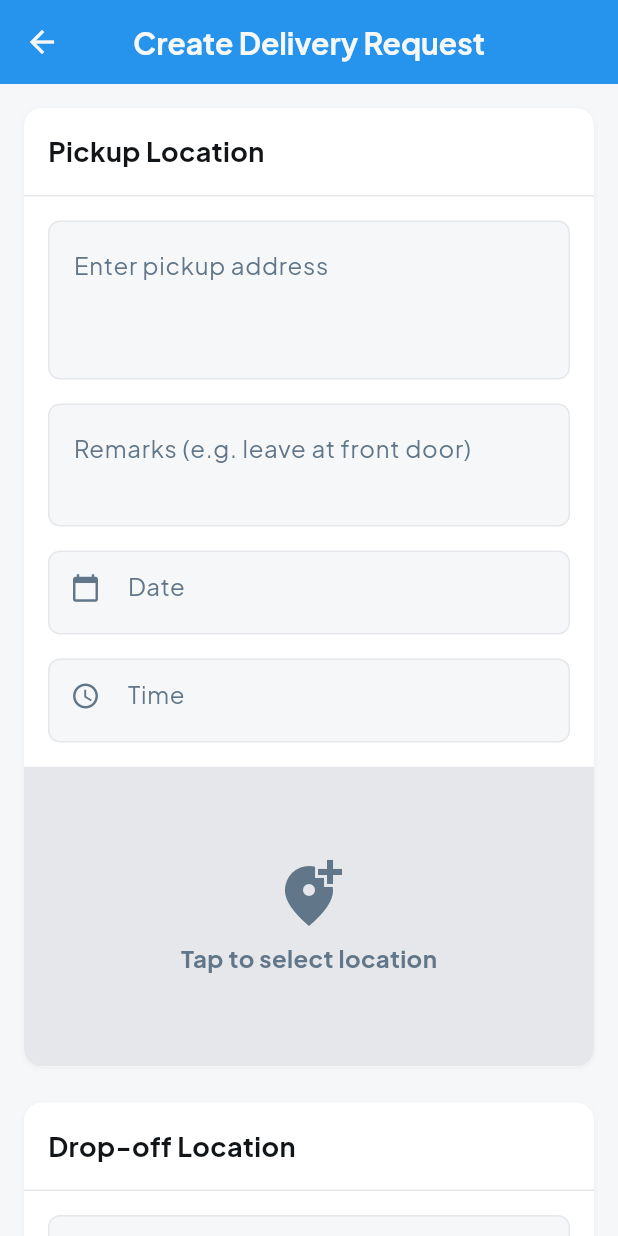
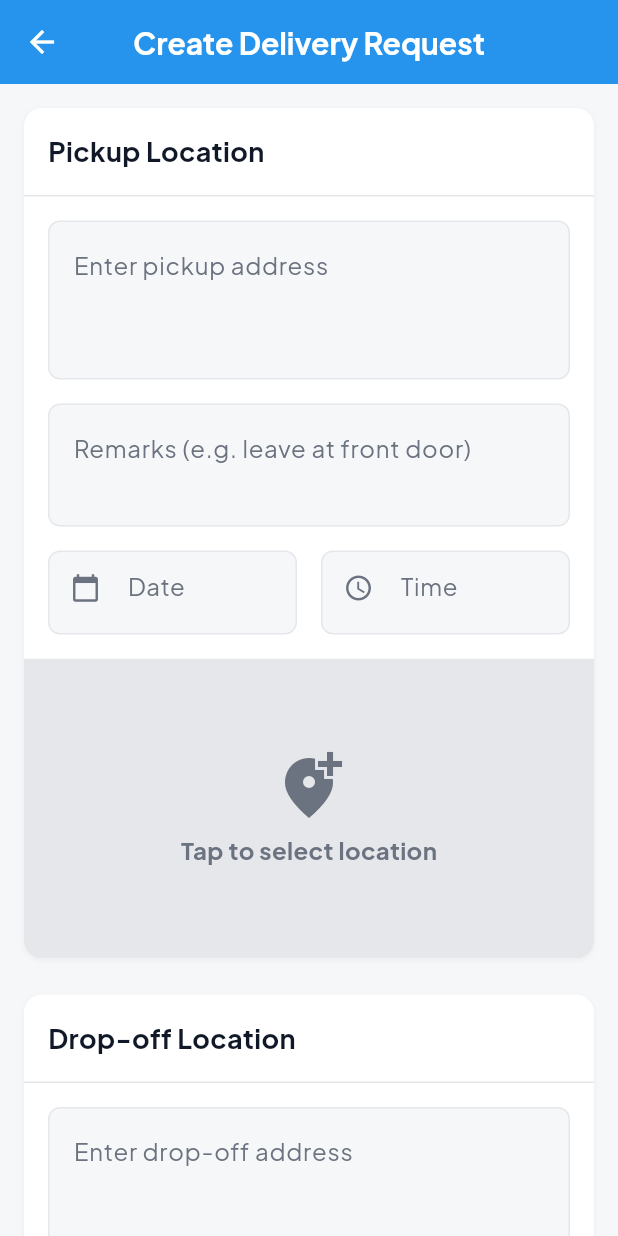
Before and after one commit to ociuzacademy/throw_user, a Flutter app: the DeliveryRequestPage screen opened directly, on a phone screen of 412 x 824 dp. Run offline on Flutter 3.47's test engine with Material 3 defaults, Android fonts, the phone set to English and light mode, and no system bars; our stand-ins replace cached_network_image, cloud_firestore, firebase_auth, firebase_core, flutter_bloc, freezed_annotation and 4 more; missing offline and left inert: flutter_osm_plugin; accounts and stored records are empty.

Commit message:
feat: Refactor delivery request date/time input, add base price field, and update UI colors and time slot button styling.

```diff
--- a/lib/core/constants/app_colors.dart
+++ b/lib/core/constants/app_colors.dart
@@ -38,23 +38,23 @@ class AppColors {
   static const Color cardLight = Colors.white;
 
   /// Dark theme card color
-  static const Color cardDark = Color(0xFF182430);
+  static const Color cardDark = Color(0xFF1F2937);
 
   // ============================================================================
   // TEXT COLORS
   // ============================================================================
 
   /// Primary text color for light theme
-  static const Color textPrimaryLight = Color(0xFF111518);
+  static const Color textPrimaryLight = Color(0xFF111827);
 
   /// Primary text color for dark theme
-  static const Color textPrimaryDark = Color(0xFFF6F7F8);
+  static const Color textPrimaryDark = Color(0xFFF9FAFB);
 
   /// Secondary text color for light theme
-  static const Color textSecondaryLight = Color(0xFF617789);
+  static const Color textSecondaryLight = Color(0xFF6B7280);
 
   /// Secondary text color for dark theme
-  static const Color textSecondaryDark = Color(0xFF9BADBD);
+  static const Color textSecondaryDark = Color(0xFF9CA3AF);
 
   // ============================================================================
   // INPUT FIELD COLORS
--- a/lib/modules/delivery_request_module/providers/delivery_request_provider.dart
+++ b/lib/modules/delivery_request_module/providers/delivery_request_provider.dart
@@ -29,6 +29,7 @@ class DeliveryRequestProvider extends ChangeNotifier {
   final TextEditingController weightController = TextEditingController();
   final TextEditingController recipientPhoneController =
       TextEditingController();
+  final TextEditingController basePriceController = TextEditingController();
 
   // Getters
   GeoPoint? get pickupLocation => _pickupLocation;
@@ -132,6 +133,7 @@ class DeliveryRequestProvider extends ChangeNotifier {
     dropOffPreferredDateController.clear();
     weightController.clear();
     recipientPhoneController.clear();
+    basePriceController.clear();
 
     notifyListeners();
   }
@@ -147,6 +149,7 @@ class DeliveryRequestProvider extends ChangeNotifier {
     dropOffPreferredDateController.dispose();
     weightController.dispose();
     recipientPhoneController.dispose();
+    basePriceController.dispose();
     super.dispose();
   }
 }
--- a/lib/modules/delivery_request_module/view/delivery_request_page.dart
+++ b/lib/modules/delivery_request_module/view/delivery_request_page.dart
@@ -36,17 +36,14 @@ class _DeliveryRequestPageState extends State<DeliveryRequestPage> {
         ),
         appBar: AppBar(
           leading: IconButton(
-            icon: const Icon(
-              Icons.arrow_back,
-              color: AppColors.textPrimaryDark,
-            ),
+            icon: const Icon(Icons.arrow_back, color: Colors.white),
             onPressed: () => Navigator.of(context).pop(),
           ),
-          title: Text(
+          title: const Text(
             'Create Delivery Request',
             style: TextStyle(
-              color: AppColors.textPrimaryDark,
-              fontSize: MediaQuery.of(context).size.width < 375 ? 18 : 20,
+              color: Colors.white,
+              fontSize: 20,
               fontWeight: FontWeight.bold,
             ),
           ),
--- a/lib/modules/delivery_request_module/widgets/delivery_request_body.dart
+++ b/lib/modules/delivery_request_module/widgets/delivery_request_body.dart
@@ -112,6 +112,53 @@ class DeliveryRequestBody extends StatelessWidget {
                   isDark: isDark,
                   provider: provider,
                 ),
+
+                SizedBox(height: isSmallScreen ? 12 : 16),
+
+                // Base Price Field
+                Container(
+                  decoration: BoxDecoration(
+                    color: isDark
+                        ? AppColors.inactiveBackgroundDark
+                        : AppColors.backgroundLight,
+                    border: Border.all(
+                      color: isDark
+                          ? AppColors.borderDark
+                          : AppColors.borderLight,
+                    ),
+                    borderRadius: BorderRadius.circular(8),
+                  ),
+                  child: TextFormField(
+                    controller: provider.basePriceController,
+                    keyboardType: const TextInputType.numberWithOptions(
+                      decimal: true,
+                    ),
+                    decoration: InputDecoration(
+                      border: InputBorder.none,
+                      contentPadding: const EdgeInsets.symmetric(
+                        horizontal: 16,
+                        vertical: 18,
+                      ),
+                      hintText: 'Base Price',
+                      hintStyle: TextStyle(
+                        color: isDark
+                            ? AppColors.textSecondaryDark
+                            : AppColors.textSecondaryLight,
+                      ),
+                      prefixIcon: Icon(
+                        Icons.attach_money,
+                        color: isDark
+                            ? AppColors.textSecondaryDark
+                            : AppColors.textSecondaryLight,
+                      ),
+                    ),
+                    style: TextStyle(
+                      color: isDark
+                          ? AppColors.textPrimaryDark
+                          : AppColors.textPrimaryLight,
+                    ),
+                  ),
+                ),
               ],
             ),
 
--- a/lib/modules/delivery_request_module/widgets/location_section.dart
+++ b/lib/modules/delivery_request_module/widgets/location_section.dart
@@ -3,7 +3,6 @@ import 'package:flutter/material.dart';
 import 'package:throw_user/core/constants/app_colors.dart';
 import 'package:flutter_osm_plugin/flutter_osm_plugin.dart';
 import 'package:throw_user/modules/delivery_request_module/widgets/date_field.dart';
-import 'package:throw_user/modules/delivery_request_module/widgets/preferred_date_field.dart';
 import 'package:throw_user/modules/delivery_request_module/widgets/time_field.dart';
 import 'package:throw_user/modules/delivery_request_module/widgets/location_card_preview.dart';
 import 'package:throw_user/modules/delivery_request_module/widgets/phone_field.dart';
@@ -57,8 +56,6 @@ class LocationSection extends StatelessWidget {
   @override
   Widget build(BuildContext context) {
     final isDark = Theme.of(context).brightness == Brightness.dark;
-    final screenSize = MediaQuery.of(context).size;
-    final isMediumScreen = screenSize.width < 600;
 
     return Container(
       decoration: BoxDecoration(
@@ -188,46 +185,29 @@ class LocationSection extends StatelessWidget {
                 ),
 
                 // Date/Time Fields
-                if (showDateTime) ...[
                 const SizedBox(height: 16),
-                  isMediumScreen
-                      ? Column(
-                          children: [
-                            DateField(
-                              dateController: dateController,
-                              onDateTap: onDateTap,
-                            ),
-                            const SizedBox(height: 16),
-                            TimeField(
-                              timeController: timeController,
-                              onTimeTap: onTimeTap,
-                            ),
-                          ],
-                        )
-                      : Row(
+                Row(
                   children: [
                     Expanded(
                       child: DateField(
-                                dateController: dateController,
-                                onDateTap: onDateTap,
+                        dateController: isPickup
+                            ? dateController
+                            : preferredDateController,
+                        onDateTap: isPickup ? onDateTap : onPreferredDateTap,
                       ),
                     ),
                     const SizedBox(width: 16),
+                    if (isPickup)
                       Expanded(
                         child: TimeField(
                           timeController: timeController,
                           onTimeTap: onTimeTap,
                         ),
-                            ),
+                      )
+                    else
+                      const Spacer(),
                   ],
                 ),
-                ] else ...[
-                  const SizedBox(height: 16),
-                  PreferredDateField(
-                    preferredDateController: preferredDateController,
-                    onPreferredDateTap: onPreferredDateTap,
-                  ),
-                ],
               ],
             ),
           ),
--- a/lib/modules/delivery_request_module/widgets/time_slot_button.dart
+++ b/lib/modules/delivery_request_module/widgets/time_slot_button.dart
@@ -7,6 +7,7 @@ class TimeSlotButton extends StatelessWidget {
   final String selectedTime;
   final Color mutedTextColor;
   final VoidCallback onSelectingTimeSlot;
+
   const TimeSlotButton({
     super.key,
     required this.time,
@@ -20,10 +21,10 @@ class TimeSlotButton extends StatelessWidget {
     final isSelected = time == selectedTime;
     return Expanded(
       child: Container(
-        margin: const EdgeInsets.all(4),
+        margin: const EdgeInsets.all(2),
         decoration: BoxDecoration(
           color: isSelected ? AppColors.primary : Colors.transparent,
-          borderRadius: BorderRadius.circular(6),
+          borderRadius: BorderRadius.circular(8),
           boxShadow: isSelected
               ? [
                   BoxShadow(
@@ -34,14 +35,19 @@ class TimeSlotButton extends StatelessWidget {
                 ]
               : null,
         ),
-        child: TextButton(
-          onPressed: onSelectingTimeSlot,
-          child: Text(
-            time,
-            style: TextStyle(
-              fontSize: 14,
-              fontWeight: FontWeight.bold,
-              color: isSelected ? AppColors.textPrimaryDark : mutedTextColor,
+        child: InkWell(
+          onTap: onSelectingTimeSlot,
+          borderRadius: BorderRadius.circular(8),
+          child: Padding(
+            padding: const EdgeInsets.symmetric(vertical: 10),
+            child: Text(
+              time,
+              textAlign: TextAlign.center,
+              style: TextStyle(
+                fontSize: 14,
+                fontWeight: FontWeight.bold,
+                color: isSelected ? Colors.white : mutedTextColor,
+              ),
             ),
           ),
         ),
```
Lines whose indentation alone changed are shown as unchanged.
